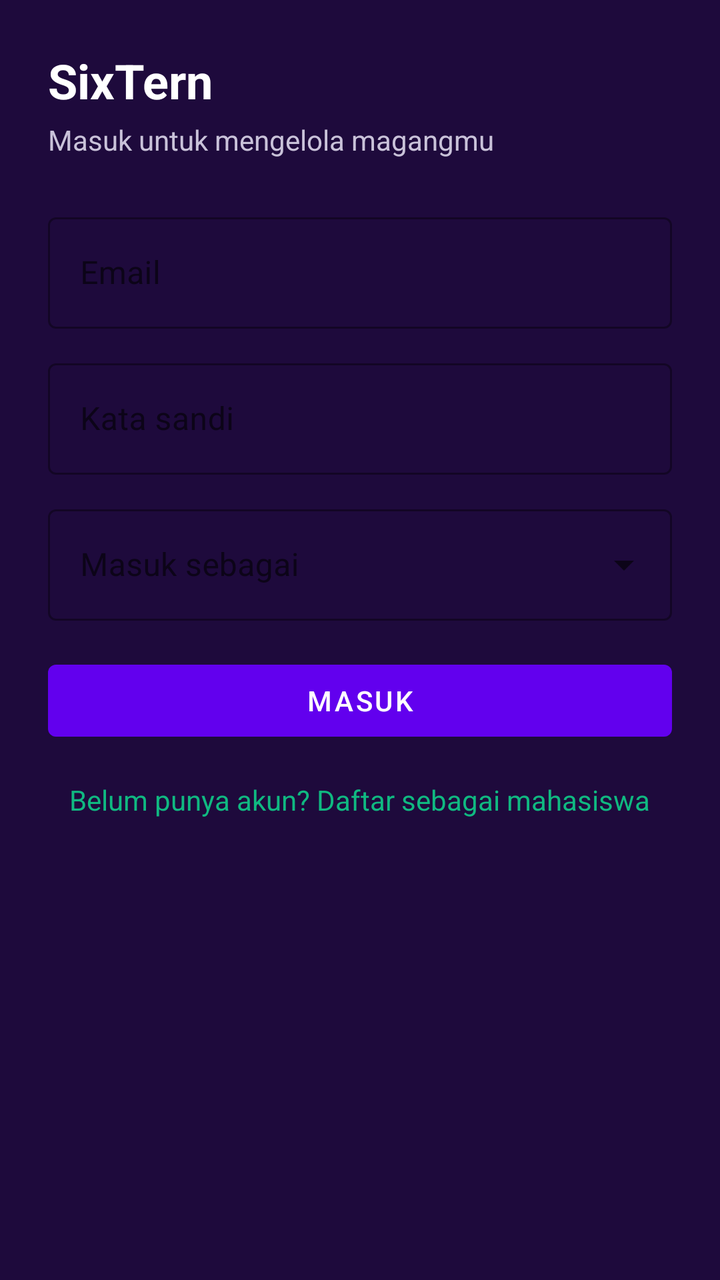
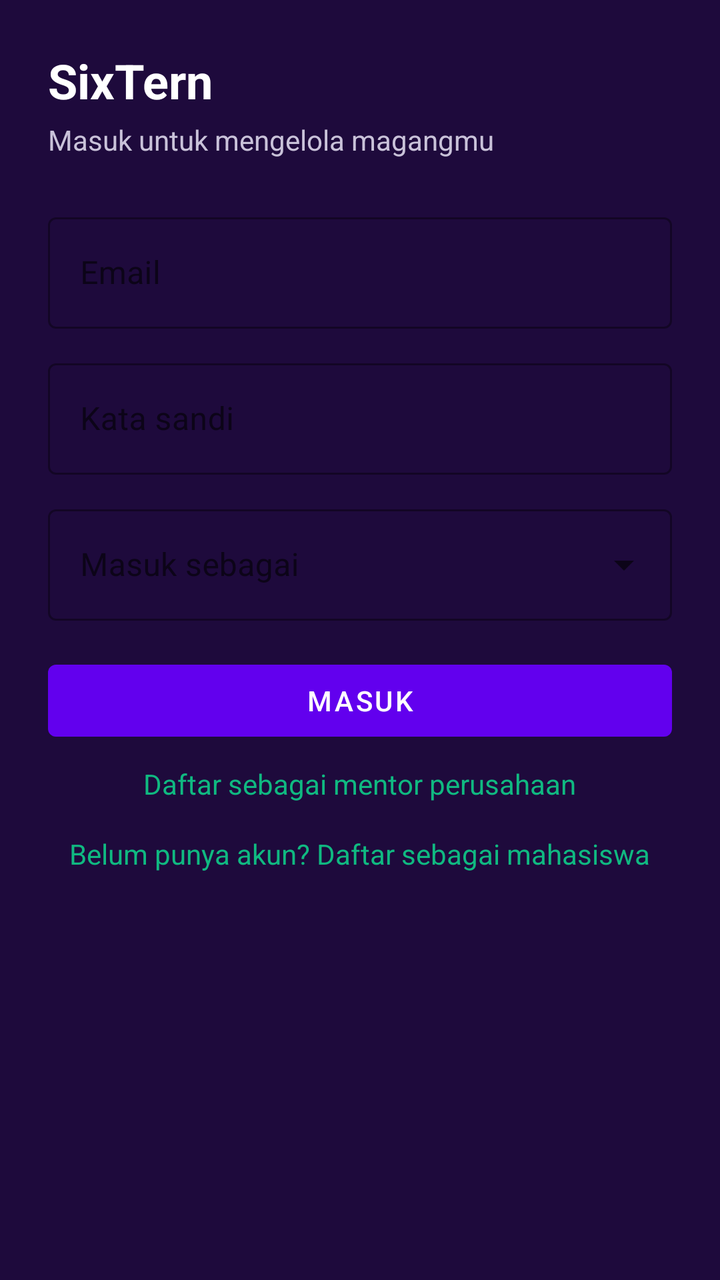

Before-and-after screenshots of an Android layout around one commit, followed by the original layout XML and the change that was made.
<!-- AndroidManifest.xml: application theme Theme.Sixtern -->
<!-- res/layout/activity_login.xml -->
<?xml version="1.0" encoding="utf-8"?>
<ScrollView xmlns:android="http://schemas.android.com/apk/res/android"
    android:layout_width="match_parent"
    android:layout_height="match_parent"
    android:background="@color/splash_bg_top"
    android:fillViewport="true">

    <LinearLayout
        android:layout_width="match_parent"
        android:layout_height="wrap_content"
        android:orientation="vertical"
        android:padding="24dp">

        <TextView
            android:layout_width="wrap_content"
            android:layout_height="wrap_content"
            android:text="@string/app_name"
            android:textColor="@color/text_on_dark"
            android:textSize="24sp"
            android:textStyle="bold" />

        <TextView
            android:layout_width="wrap_content"
            android:layout_height="wrap_content"
            android:layout_marginTop="4dp"
            android:text="@string/login_subtitle"
            android:textColor="@color/text_muted_on_dark"
            android:textSize="14sp" />

        <com.google.android.material.textfield.TextInputLayout
            android:layout_width="match_parent"
            android:layout_height="wrap_content"
            android:layout_marginTop="24dp"
            android:hint="@string/email_hint"
            style="@style/Widget.MaterialComponents.TextInputLayout.OutlinedBox">

            <com.google.android.material.textfield.TextInputEditText
                android:id="@+id/emailInput"
                android:layout_width="match_parent"
                android:layout_height="wrap_content"
                android:inputType="textEmailAddress" />
        </com.google.android.material.textfield.TextInputLayout>

        <com.google.android.material.textfield.TextInputLayout
            android:layout_width="match_parent"
            android:layout_height="wrap_content"
            android:layout_marginTop="12dp"
            android:hint="@string/password_hint"
            style="@style/Widget.MaterialComponents.TextInputLayout.OutlinedBox">

            <com.google.android.material.textfield.TextInputEditText
                android:id="@+id/passwordInput"
                android:layout_width="match_parent"
                android:layout_height="wrap_content"
                android:inputType="textPassword" />
        </com.google.android.material.textfield.TextInputLayout>

        <com.google.android.material.textfield.TextInputLayout
            android:layout_width="match_parent"
            android:layout_height="wrap_content"
            android:layout_marginTop="12dp"
            android:hint="@string/role_hint"
            style="@style/Widget.MaterialComponents.TextInputLayout.OutlinedBox.ExposedDropdownMenu">

            <AutoCompleteTextView
                android:id="@+id/roleInput"
                android:layout_width="match_parent"
                android:layout_height="wrap_content"
                android:inputType="none" />
        </com.google.android.material.textfield.TextInputLayout>

        <ProgressBar
            android:id="@+id/loadingBar"
            android:layout_width="wrap_content"
            android:layout_height="wrap_content"
            android:layout_gravity="center_horizontal"
            android:layout_marginTop="16dp"
            android:visibility="gone" />

        <com.google.android.material.button.MaterialButton
            android:id="@+id/loginButton"
            android:layout_width="match_parent"
            android:layout_height="wrap_content"
            android:layout_marginTop="16dp"
            android:text="@string/login_button" />

        <TextView
            android:id="@+id/registerLink"
            android:layout_width="wrap_content"
            android:layout_height="wrap_content"
            android:layout_gravity="center_horizontal"
            android:layout_marginTop="16dp"
            android:text="@string/register_student_link"
            android:textColor="@color/sixtern_green" />

    </LinearLayout>
</ScrollView>
<!-- resources referenced by this layout -->
<resources>
  <color name="sixtern_green">#FF10B981</color>
  <color name="splash_bg_top">#FF1E0A3C</color>
  <color name="text_muted_on_dark">#FFC9C2D9</color>
  <color name="text_on_dark">#FFFFFFFF</color>
  <string name="app_name">SixTern</string>
  <string name="email_hint">Email</string>
  <string name="login_button">Masuk</string>
  <string name="login_subtitle">Masuk untuk mengelola magangmu</string>
  <string name="password_hint">Kata sandi</string>
  <string name="register_student_link">Belum punya akun? Daftar sebagai mahasiswa</string>
  <string name="role_hint">Masuk sebagai</string>
  <style name="Theme.Sixtern" parent="Theme.MaterialComponents.DayNight.DarkActionBar">
          
          <item name="colorPrimary">@color/purple_500</item>
          <item name="colorPrimaryVariant">@color/purple_700</item>
          <item name="colorOnPrimary">@color/white</item>
          
          <item name="colorSecondary">@color/teal_200</item>
          <item name="colorSecondaryVariant">@color/teal_700</item>
          <item name="colorOnSecondary">@color/black</item>
          
          <item name="android:statusBarColor">?attr/colorPrimaryVariant</item>
          
      </style>
  <color name="purple_500">#FF6200EE</color>
  <color name="purple_700">#FF3700B3</color>
  <color name="white">#FFFFFFFF</color>
  <color name="teal_200">#FF03DAC5</color>
  <color name="teal_700">#FF018786</color>
  <color name="black">#FF000000</color>
</resources>

<!-- the commit's change to res/layout/activity_login.xml (unified diff, before → after) -->
@@ -85,6 +85,15 @@
             android:text="@string/login_button" />
 
         <TextView
+            android:id="@+id/mentorRegisterLink"
+            android:layout_width="wrap_content"
+            android:layout_height="wrap_content"
+            android:layout_gravity="center_horizontal"
+            android:layout_marginTop="8dp"
+            android:text="@string/register_mentor_link"
+            android:textColor="@color/sixtern_green" />
+
+        <TextView
             android:id="@+id/registerLink"
             android:layout_width="wrap_content"
             android:layout_height="wrap_content"
<!-- resource entries referenced after the edit -->
@@ -9,6 +9,7 @@
   <string name="login_button">Masuk</string>
   <string name="login_subtitle">Masuk untuk mengelola magangmu</string>
   <string name="password_hint">Kata sandi</string>
+  <string name="register_mentor_link">Daftar sebagai mentor perusahaan</string>
   <string name="register_student_link">Belum punya akun? Daftar sebagai mahasiswa</string>
   <string name="role_hint">Masuk sebagai</string>
   <style name="Theme.Sixtern" parent="Theme.MaterialComponents.DayNight.DarkActionBar">
